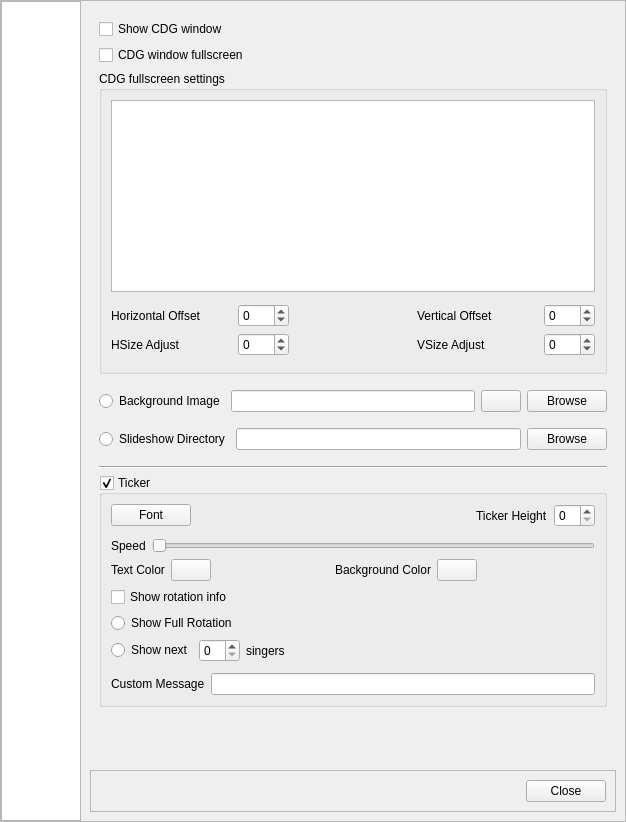
First picture: the form in OpenKJ/dlgsettings.ui, repository OpenKJ/OpenKJ, before the edit.
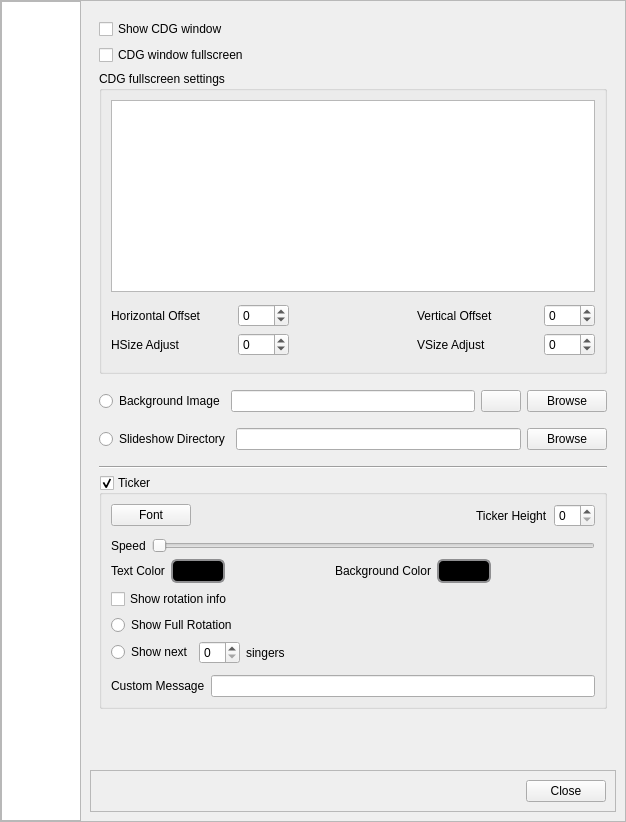
Second picture: the form after the edit. The open tabs and pages were chosen to show the change. Icons and pictures are not drawn.

Commit message: Fix ticker color selector buttons not displaying selected color on Mac/ Win

```diff
--- a/OpenKJ/dlgsettings.ui
+++ b/OpenKJ/dlgsettings.ui
@@ -698,6 +698,30 @@
                  </item>
                  <item>
                   <widget class="QPushButton" name="pushButtonTextColor">
+                   <property name="styleSheet">
+                    <string notr="true">QPushButton {
+    border: 2px solid #8f8f91;
+    border-radius: 6px;
+    background-color: rgb(0,0,0);
+    min-width: 40px;
+    padding-left: 5px;
+    padding-right: 5px;
+    padding-top: 3px;
+    padding-bottom: 3px;
+}
+
+QPushButton:pressed {
+    background-color: rgb(0,0,0);
+}
+
+QPushButton:flat {
+    border: none; /* no border for a flat push button */
+}
+
+QPushButton:default {
+    border-color: navy; /* make the default button prominent */
+}</string>
+                   </property>
                    <property name="text">
                     <string/>
                    </property>
@@ -731,6 +755,30 @@
                  </item>
                  <item>
                   <widget class="QPushButton" name="pushButtonBgColor">
+                   <property name="styleSheet">
+                    <string notr="true">QPushButton {
+    border: 2px solid #8f8f91;
+    border-radius: 6px;
+    background-color: rgb(0,0,0);
+    min-width: 40px;
+    padding-left: 5px;
+    padding-right: 5px;
+    padding-top: 3px;
+    padding-bottom: 3px;
+}
+
+QPushButton:pressed {
+    background-color: rgb(0,0,0);
+}
+
+QPushButton:flat {
+    border: none; /* no border for a flat push button */
+}
+
+QPushButton:default {
+    border-color: navy; /* make the default button prominent */
+}</string>
+                   </property>
                    <property name="text">
                     <string/>
                    </property>
```
Left out of the diff: 4 changed lines with no effect on the pictures. The commit also changes 1 other file.
